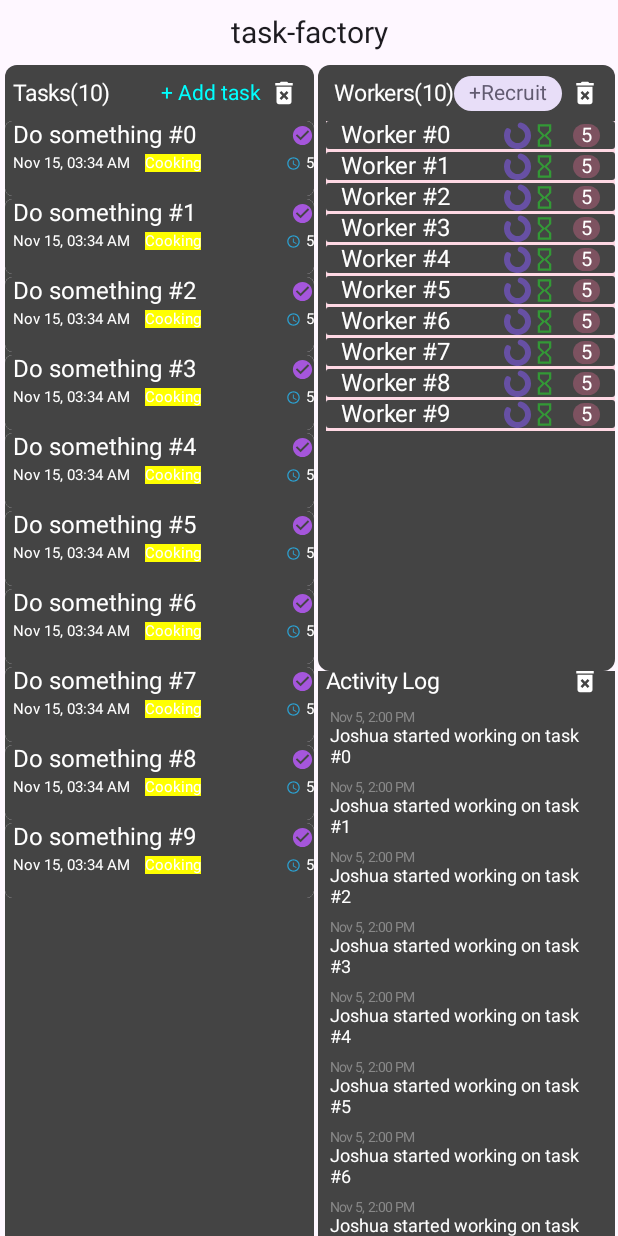
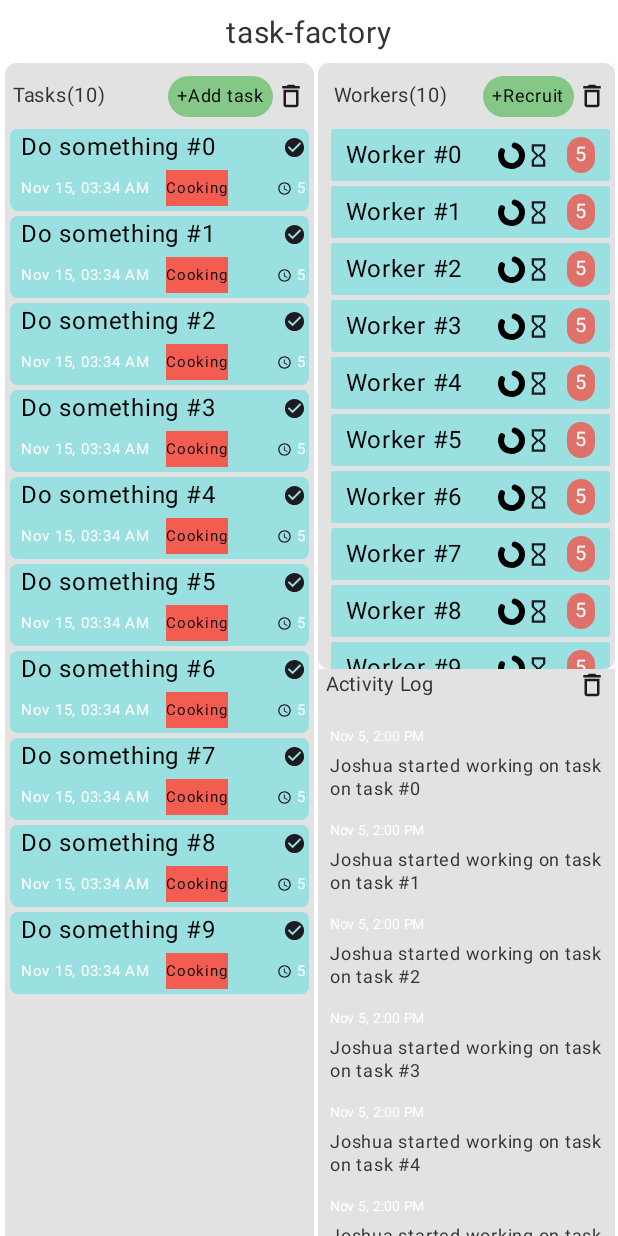
Before and after one commit to joshuajgomez/task-factory, an Android app built with Jetpack Compose: the @Preview function PreviewDashboard, on a phone screen of 412 x 824 dp. Run offline under Robolectric (Android 15) with nearby library versions, the phone set to English and light mode, and no system bars; our stand-ins replace constraintlayout-compose.

Commit message:
Add theme support

```diff
--- a/app/build.gradle
+++ b/app/build.gradle
@@ -78,6 +78,9 @@ dependencies {
 
     // Material Design 3
     implementation 'androidx.compose.material3:material3:1.0.1'
+    implementation "androidx.compose.material3:material3-window-size-class:1.0.1"
 
     implementation "androidx.constraintlayout:constraintlayout-compose:1.1.0-alpha04"
+
+    implementation "androidx.compose.material:material-icons-extended:1.3.1"
 }
--- a/app/src/main/java/com/joshgm3z/taskfactory/view/compose/ActivityContainer.kt
+++ b/app/src/main/java/com/joshgm3z/taskfactory/view/compose/ActivityContainer.kt
@@ -1,11 +1,16 @@
 package com.joshgm3z.taskfactory.view.compose
 
+import android.content.res.Configuration
 import androidx.compose.foundation.Image
 import androidx.compose.foundation.background
 import androidx.compose.foundation.layout.*
 import androidx.compose.foundation.lazy.LazyColumn
 import androidx.compose.foundation.shape.RoundedCornerShape
+import androidx.compose.material.icons.Icons
+import androidx.compose.material.icons.outlined.Delete
 import androidx.compose.material3.Card
+import androidx.compose.material3.Icon
+import androidx.compose.material3.MaterialTheme
 import androidx.compose.material3.Text
 import androidx.compose.runtime.Composable
 import androidx.compose.ui.Modifier
@@ -24,7 +29,7 @@ fun ActivityContainer() {
     ) {
         ConstraintLayout(
             modifier = Modifier
-                .background(Color.DarkGray)
+                .background(MaterialTheme.colorScheme.secondary)
                 .fillMaxSize(1f)
         ) {
             val (textTitle, deleteIcon, list) = createRefs()
@@ -36,14 +41,14 @@ fun ActivityContainer() {
                         start.linkTo(parent.start, margin = Dimens.titleMarginStart)
                     },
                 fontSize = Dimens.titleFontSize,
-                color = Color.White
+                color = MaterialTheme.colorScheme.onSecondary
             )
-            Image(
-                painter = painterResource(id = R.drawable.ic_delete_dark),
-                contentDescription = "delete icon",
+
+            Icon(
+                imageVector = Icons.Outlined.Delete,
+                contentDescription = "Localized description",
                 modifier = Modifier
-                    .width(Dimens.deleteIconWidth)
-                    .height(Dimens.deleteIconHeight)
+                    .size(Dimens.deleteIconSize)
                     .constrainAs(deleteIcon) {
                         top.linkTo(textTitle.top)
                         bottom.linkTo(textTitle.bottom)
@@ -68,24 +73,29 @@ fun ActivityContainer() {
 fun ActivityItem(index: Int) {
     Column(
         modifier = Modifier
-            .background(Color.DarkGray)
+            .background(Color.Transparent)
             .padding(bottom = 8.dp, start = 8.dp, end = 8.dp)
     ) {
         Text(
             text = "Nov 5, 2:00 PM",
             fontSize = 9.sp,
-            color = Color.Gray
+            color = MaterialTheme.colorScheme.onTertiaryContainer
         )
         Text(
-            text = "Joshua started working on task #$index",
+            text = "Joshua started working on task on task #$index",
             fontSize = 12.sp,
-            color = Color.White
+            color = MaterialTheme.colorScheme.onSecondary,
+            lineHeight = 15.sp
+
         )
     }
 }
 
 @Composable
-@Preview(showBackground = true, showSystemUi = true)
+@Preview(uiMode = Configuration.UI_MODE_NIGHT_YES, showBackground = true, showSystemUi = true)
+@Preview(uiMode = Configuration.UI_MODE_NIGHT_NO)
 fun PreviewActivity() {
-    ActivityContainer()
+    Material3AppTheme() {
+        ActivityContainer()
+    }
 }
--- a/app/src/main/java/com/joshgm3z/taskfactory/view/compose/DashboardContainer.kt
+++ b/app/src/main/java/com/joshgm3z/taskfactory/view/compose/DashboardContainer.kt
@@ -1,5 +1,7 @@
 package com.joshgm3z.taskfactory.view.compose
 
+import android.content.res.Configuration.UI_MODE_NIGHT_NO
+import android.content.res.Configuration.UI_MODE_NIGHT_YES
 import androidx.compose.foundation.background
 import androidx.compose.foundation.layout.IntrinsicSize
 import androidx.compose.foundation.layout.fillMaxHeight
@@ -22,13 +24,13 @@ import androidx.constraintlayout.compose.ConstraintLayout
 fun DashboardContainer() {
     Surface {
         ConstraintLayout(
-            modifier = Modifier.background(MaterialTheme.colorScheme.background)
+            modifier = Modifier.background(MaterialTheme.colorScheme.primary)
         ) {
             val (textTitle, layoutTask, layoutLog, layoutWorker) = createRefs()
             Text(
                 fontSize = 20.sp,
                 text = "task-factory",
-                color = MaterialTheme.colorScheme.onBackground,
+                color = MaterialTheme.colorScheme.onPrimary,
                 modifier = Modifier
                     .constrainAs(textTitle) {
                         top.linkTo(parent.top, margin = 10.dp)
@@ -40,10 +42,11 @@ fun DashboardContainer() {
             Surface(modifier = Modifier
                 .fillMaxWidth(0.5f)
                 .constrainAs(layoutTask) {
-                    top.linkTo(textTitle.bottom, margin = 10.dp)
+                    top.linkTo(textTitle.bottom, margin = 50.dp)
                     start.linkTo(parent.start, margin = 3.dp)
+                    bottom.linkTo(parent.bottom)
                 }) {
-            TaskContainer()
+                TaskContainer()
             }
 
             Surface(
@@ -75,8 +78,11 @@ fun DashboardContainer() {
     }
 }
 
-@Preview(showSystemUi = true, showBackground = true)
+@Preview(uiMode = UI_MODE_NIGHT_YES, showBackground = true, showSystemUi = true)
+@Preview(uiMode = UI_MODE_NIGHT_NO)
 @Composable
 fun PreviewDashboard() {
-    DashboardContainer()
+    Material3AppTheme() {
+        DashboardContainer()
+    }
 }
--- a/app/src/main/java/com/joshgm3z/taskfactory/view/compose/Dimens.kt
+++ b/app/src/main/java/com/joshgm3z/taskfactory/view/compose/Dimens.kt
@@ -6,11 +6,13 @@ import androidx.compose.ui.unit.sp
 
 class Dimens {
     companion object {
+        val buttonFontSize = 12.sp
         val containerCardBorderRadius = 8.dp
+        val deleteIconSize = 20.dp
         val deleteIconWidth = 20.dp
         val deleteIconHeight = 20.dp
-        val deleteIconMarginEnd = 10.dp
-        val titleFontSize = 15.sp
+        val deleteIconMarginEnd = 5.dp
+        val titleFontSize = 13.sp
         val titleMarginStart = 5.dp
         val titleMarginTop = 10.dp
         val listMarginTop = 10.dp
--- a/app/src/main/java/com/joshgm3z/taskfactory/view/compose/TaskContainer.kt
+++ b/app/src/main/java/com/joshgm3z/taskfactory/view/compose/TaskContainer.kt
@@ -1,41 +1,43 @@
 package com.joshgm3z.taskfactory.view.compose
 
-import androidx.compose.foundation.Image
+import android.content.res.Configuration
 import androidx.compose.foundation.background
 import androidx.compose.foundation.layout.*
 import androidx.compose.foundation.lazy.LazyColumn
+import androidx.compose.foundation.shape.CircleShape
 import androidx.compose.foundation.shape.RoundedCornerShape
-import androidx.compose.material3.Card
-import androidx.compose.material3.Text
+import androidx.compose.material.icons.Icons
+import androidx.compose.material.icons.filled.CheckCircle
+import androidx.compose.material.icons.outlined.Delete
+import androidx.compose.material.icons.outlined.Schedule
+import androidx.compose.material3.*
 import androidx.compose.runtime.Composable
 import androidx.compose.ui.Modifier
+import androidx.compose.ui.draw.alpha
 import androidx.compose.ui.graphics.Color
-import androidx.compose.ui.layout.layoutId
-import androidx.compose.ui.res.painterResource
 import androidx.compose.ui.tooling.preview.Preview
 import androidx.compose.ui.unit.dp
 import androidx.compose.ui.unit.sp
 import androidx.constraintlayout.compose.ConstraintLayout
-import com.joshgm3z.taskfactory.R
 
 @Composable
 fun TaskItem(index: Int) {
     Card(
         shape = RoundedCornerShape(5.dp),
         modifier = Modifier
-            .background(Color.DarkGray)
-            .padding(bottom = 2.dp)
+            .padding(bottom = 3.dp, start = 3.dp, end = 3.dp)
     ) {
         ConstraintLayout(
             modifier = Modifier
-                .fillMaxWidth(1f)
-                .background(Color.DarkGray)
+                .background(MaterialTheme.colorScheme.tertiary)
+                .fillMaxWidth()
+                .padding(bottom = 3.dp, start = 2.dp, end = 2.dp)
         ) {
             val (textName, textTime, pbLoading, textDuration, iconClock, textTag, space) = createRefs()
 
             Text(text = "Do something #$index",
                 fontSize = 16.sp,
-                color = Color.White,
+                color = MaterialTheme.colorScheme.onTertiary,
                 modifier = Modifier
                     .constrainAs(textName) {
                         top.linkTo(parent.top)
@@ -45,7 +47,7 @@ fun TaskItem(index: Int) {
             Text(
                 text = "Nov 15, 03:34 AM",
                 fontSize = 10.sp,
-                color = Color.White,
+                color = MaterialTheme.colorScheme.onTertiaryContainer,
                 modifier = Modifier
                     .constrainAs(textTime) {
                         top.linkTo(textName.bottom, margin = 3.dp)
@@ -55,15 +57,14 @@ fun TaskItem(index: Int) {
             Text(
                 text = "Cooking",
                 fontSize = 10.sp,
-                color = Color.White,
+                color = Color.Black,
                 modifier = Modifier
                     .constrainAs(textTag) {
                         top.linkTo(textTime.top)
                         bottom.linkTo(textTime.bottom)
                         start.linkTo(textTime.end, margin = 10.dp)
                     }
-//                    .paint(painterResource(id = R.drawable.tag_background_rounded_yellow))
-                    .background(Color.Yellow)
+                    .background(Red1)
             )
 //            CircularProgressIndicator(
 //                modifier = Modifier
@@ -75,22 +76,20 @@ fun TaskItem(index: Int) {
 //                        end.linkTo(parent.end)
 //                    }
 //            )
-            Image(
-                painter = painterResource(id = R.drawable.ic_tick),
+            Icon(
+                imageVector = Icons.Filled.CheckCircle,
                 contentDescription = "finished",
                 modifier = Modifier
-                    .width(15.dp)
-                    .height(15.dp)
+                    .size(15.dp)
                     .constrainAs(pbLoading) {
                         top.linkTo(textName.top)
                         bottom.linkTo(textName.bottom)
                         end.linkTo(parent.end)
-                    }
-            )
+                    })
             Text(
                 text = "5",
                 fontSize = 10.sp,
-                color = Color.White,
+                color = MaterialTheme.colorScheme.onTertiaryContainer,
                 modifier = Modifier
                     .constrainAs(textDuration) {
                         end.linkTo(parent.end)
@@ -98,41 +97,43 @@ fun TaskItem(index: Int) {
                         top.linkTo(textTime.top)
                     }
             )
-            Image(
-                painter = painterResource(id = R.drawable.ic_clock),
-                contentDescription = "clock",
+            Icon(
+                imageVector = Icons.Outlined.Schedule,
+                contentDescription = "duration",
                 modifier = Modifier
-                    .width(10.dp)
-                    .height(10.dp)
+                    .size(10.dp)
                     .constrainAs(iconClock) {
                         end.linkTo(textDuration.start, margin = 3.dp)
                         bottom.linkTo(textDuration.bottom)
                         top.linkTo(textDuration.top)
-                    }
-            )
-            Spacer(modifier = Modifier
-                .height(50.dp)
-                .width(IntrinsicSize.Max)
-                .constrainAs(space) {
-                    start.linkTo(parent.start)
-                    bottom.linkTo(parent.bottom)
-                }
-            )
+                    })
         }
     }
 }
 
+@Composable
+fun Tag(tagText: String) {
+    Card {
+        Text(
+            text = tagText,
+            fontSize = 10.sp,
+            color = Color.Black,
+        )
+    }
+}
 
 @Composable
 fun TaskContainer() {
     val taskCount = 10
     Card(
         shape = RoundedCornerShape(Dimens.containerCardBorderRadius),
-        modifier = Modifier.fillMaxHeight(1f)
+        modifier = Modifier
+            .fillMaxHeight(1f)
+            .background(MaterialTheme.colorScheme.primary)
     ) {
         ConstraintLayout(
             modifier = Modifier
-                .background(Color.DarkGray)
+                .background(MaterialTheme.colorScheme.secondary)
                 .fillMaxSize(1f)
         ) {
             val (textTitle, list, count, addButton, deleteIcon) = createRefs()
@@ -144,30 +145,34 @@ fun TaskContainer() {
                         top.linkTo(parent.top, margin = Dimens.titleMarginTop)
                     },
                 fontSize = Dimens.titleFontSize,
-                color = Color.White
+                color = MaterialTheme.colorScheme.onSecondary
             )
             Text(
-                text = "+ Add task",
-                color = Color.Cyan,
+                text = "+Add task",
+                color = MaterialTheme.colorScheme.onPrimaryContainer,
+                fontSize = Dimens.buttonFontSize,
                 modifier = Modifier
                     .constrainAs(addButton) {
-                        end.linkTo(deleteIcon.start, margin = 5.dp)
+                        end.linkTo(deleteIcon.start, margin = 2.dp)
                         top.linkTo(textTitle.top)
                         bottom.linkTo(textTitle.bottom)
                     }
+                    .background(
+                        color = MaterialTheme.colorScheme.primaryContainer,
+                        shape = CircleShape
+                    )
+                    .padding(start = 6.dp, end = 6.dp, top = 1.dp, bottom = 2.dp)
             )
-            Image(
-                painter = painterResource(id = R.drawable.ic_delete_dark),
-                contentDescription = "delete",
+            Icon(
+                imageVector = Icons.Outlined.Delete,
+                contentDescription = "Localized description",
                 modifier = Modifier
-                    .width(Dimens.deleteIconWidth)
-                    .height(Dimens.deleteIconHeight)
+                    .size(Dimens.deleteIconSize)
                     .constrainAs(deleteIcon) {
                         end.linkTo(parent.end, margin = Dimens.deleteIconMarginEnd)
                         top.linkTo(textTitle.top)
                         bottom.linkTo(textTitle.bottom)
-                    }
-            )
+                    })
             LazyColumn(modifier = Modifier
                 .constrainAs(list) {
                     top.linkTo(textTitle.bottom, margin = Dimens.listMarginTop)
@@ -182,12 +187,11 @@ fun TaskContainer() {
     }
 }
 
-@Preview(
-    showBackground = true,
-    showSystemUi = true
-)
+@Preview(uiMode = Configuration.UI_MODE_NIGHT_YES, showBackground = true, showSystemUi = true)
+@Preview(uiMode = Configuration.UI_MODE_NIGHT_NO)
 @Composable
 fun PreviewTaskContainer() {
-    TaskContainer()
-//    TaskItem(index = 1)
+    Material3AppTheme {
+        TaskContainer()
+    }
 }
--- a/app/src/main/java/com/joshgm3z/taskfactory/view/compose/WorkerContainer.kt
+++ b/app/src/main/java/com/joshgm3z/taskfactory/view/compose/WorkerContainer.kt
@@ -1,15 +1,19 @@
 package com.joshgm3z.taskfactory.view.compose
 
+import android.content.res.Configuration.UI_MODE_NIGHT_NO
+import android.content.res.Configuration.UI_MODE_NIGHT_YES
 import androidx.compose.foundation.Image
 import androidx.compose.foundation.background
 import androidx.compose.foundation.layout.*
 import androidx.compose.foundation.lazy.LazyColumn
 import androidx.compose.foundation.shape.CircleShape
 import androidx.compose.foundation.shape.RoundedCornerShape
-import androidx.compose.material3.Card
-import androidx.compose.material3.CircularProgressIndicator
-import androidx.compose.material3.MaterialTheme
-import androidx.compose.material3.Text
+import androidx.compose.material.icons.Icons
+import androidx.compose.material.icons.filled.CheckCircle
+import androidx.compose.material.icons.filled.HourglassEmpty
+import androidx.compose.material.icons.outlined.Delete
+import androidx.compose.material.icons.outlined.HourglassEmpty
+import androidx.compose.material3.*
 import androidx.compose.runtime.Composable
 import androidx.compose.ui.Modifier
 import androidx.compose.ui.graphics.Color
@@ -25,18 +29,18 @@ fun WorkerItem(index: Int) {
     Card(
         shape = RoundedCornerShape(2.dp),
         modifier = Modifier
-            .background(MaterialTheme.colorScheme.tertiaryContainer)
-            .padding(bottom = 2.dp)
+            .padding(bottom = 3.dp, start = 3.dp, end = 3.dp)
     ) {
         ConstraintLayout(
             modifier = Modifier
                 .fillMaxWidth(1f)
-                .background(Color.DarkGray)
+                .background(MaterialTheme.colorScheme.tertiary)
+                .padding(top = 5.dp, bottom = 5.dp)
         ) {
             val (textName, pbLoading, textCount, iconClock) = createRefs()
             Text(text = "Worker #$index",
                 fontSize = 16.sp,
-                color = Color.White,
+                color = MaterialTheme.colorScheme.onTertiary,
                 modifier = Modifier
                     .constrainAs(textName) {
                         top.linkTo(parent.top)
@@ -45,6 +49,7 @@ fun WorkerItem(index: Int) {
                     }
             )
             CircularProgressIndicator(
+                color = MaterialTheme.colorScheme.onTertiary,
                 modifier = Modifier
                     .width(18.dp)
                     .height(18.dp)
@@ -54,22 +59,20 @@ fun WorkerItem(index: Int) {
                         end.linkTo(iconClock.start)
                     }
             )
-            Image(
-                painter = painterResource(id = R.drawable.ic_hour_glass),
-                contentDescription = "clock",
+            Icon(
+                imageVector = Icons.Outlined.HourglassEmpty,
+                contentDescription = "finished",
                 modifier = Modifier
-                    .width(18.dp)
-                    .height(18.dp)
+                    .size(18.dp)
                     .constrainAs(iconClock) {
                         top.linkTo(textName.top)
                         bottom.linkTo(textName.bottom)
                         end.linkTo(textCount.start, margin = 10.dp)
-                    }
-            )
+                    })
             Text(
                 text = "5",
                 fontSize = 13.sp,
-                color = MaterialTheme.colorScheme.onTertiary,
+                color = MaterialTheme.colorScheme.onTertiaryContainer,
                 modifier = Modifier
                     .constrainAs(textCount) {
                         top.linkTo(textName.top)
@@ -77,7 +80,7 @@ fun WorkerItem(index: Int) {
                         end.linkTo(parent.end, margin = 10.dp)
                     }
                     .background(
-                        color = MaterialTheme.colorScheme.tertiary,
+                        color = MaterialTheme.colorScheme.tertiaryContainer,
                         shape = CircleShape
                     )
                     .padding(start = 5.dp, end = 5.dp)
@@ -96,7 +99,7 @@ fun WorkContainer() {
     ) {
         ConstraintLayout(
             modifier = Modifier
-                .background(Color.DarkGray)
+                .background(MaterialTheme.colorScheme.secondary)
                 .fillMaxSize(1f)
                 .padding(start = 5.dp)
         ) {
@@ -109,35 +112,34 @@ fun WorkContainer() {
                         top.linkTo(parent.top, margin = Dimens.titleMarginTop)
                     },
                 fontSize = Dimens.titleFontSize,
-                color = Color.White
+                color = MaterialTheme.colorScheme.onSecondary
             )
             Text(
                 text = "+Recruit",
-                color = MaterialTheme.colorScheme.secondary,
+                color = MaterialTheme.colorScheme.onPrimaryContainer,
+                fontSize = Dimens.buttonFontSize,
                 modifier = Modifier
                     .constrainAs(addButton) {
-                        end.linkTo(deleteIcon.start, margin = 5.dp)
+                        end.linkTo(deleteIcon.start, margin = 2.dp)
                         top.linkTo(textTitle.top)
                         bottom.linkTo(textTitle.bottom)
                     }
                     .background(
-                        color = MaterialTheme.colorScheme.secondaryContainer,
+                        color = MaterialTheme.colorScheme.primaryContainer,
                         shape = CircleShape
                     )
-                    .padding(start = 10.dp, end = 10.dp, top = 3.dp, bottom = 4.dp)
+                    .padding(start = 6.dp, end = 6.dp, top = 1.dp, bottom = 2.dp)
             )
-            Image(
-                painter = painterResource(id = R.drawable.ic_delete_dark),
-                contentDescription = "delete",
+            Icon(
+                imageVector = Icons.Outlined.Delete,
+                contentDescription = "Localized description",
                 modifier = Modifier
-                    .width(Dimens.deleteIconWidth)
-                    .height(Dimens.deleteIconHeight)
+                    .size(Dimens.deleteIconSize)
                     .constrainAs(deleteIcon) {
                         end.linkTo(parent.end, margin = Dimens.deleteIconMarginEnd)
                         top.linkTo(textTitle.top)
                         bottom.linkTo(textTitle.bottom)
-                    }
-            )
+                    })
             LazyColumn(modifier = Modifier
                 .constrainAs(list) {
                     top.linkTo(textTitle.bottom, margin = Dimens.listMarginTop)
@@ -152,12 +154,11 @@ fun WorkContainer() {
     }
 }
 
-@Preview(
-    showBackground = true,
-    showSystemUi = true,
-)
-//@Preview(uiMode = UI_MODE_NIGHT_NO)
+@Preview(uiMode = UI_MODE_NIGHT_YES, showBackground = true, showSystemUi = true)
+@Preview(uiMode = UI_MODE_NIGHT_NO)
 @Composable
 fun PreviewWorkContainer() {
-    WorkContainer()
+    Material3AppTheme() {
+        WorkContainer()
+    }
 }
```
Also changed, not shown: app/src/main/java/com/joshgm3z/taskfactory/view/compose/Color.kt (added, +26 -0 lines), app/src/main/java/com/joshgm3z/taskfactory/view/compose/ColorCheck.kt (+7 -3 lines), app/src/main/java/com/joshgm3z/taskfactory/view/compose/Theme.kt (added, +62 -0 lines).
